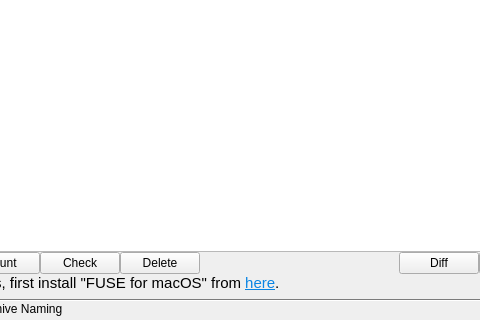
First picture: the form in src/vorta/assets/UI/archivetab.ui, repository borgbase/vorta, before the edit; both pictures show x 140 to 620 and y 194 to 514 of the 799 by 514 pixel window.
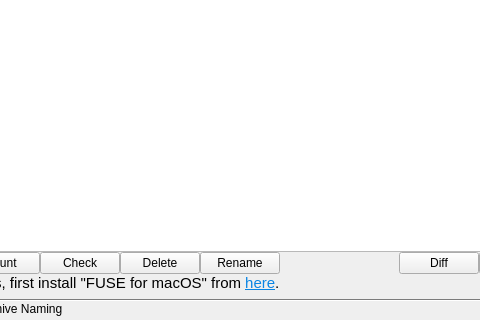
Second picture: the form after the edit.

Commit message: Add rename functionality

Diff of the .ui file:
```diff
--- a/src/vorta/assets/UI/archivetab.ui
+++ b/src/vorta/assets/UI/archivetab.ui
@@ -36,8 +36,8 @@
        <rect>
         <x>0</x>
         <y>0</y>
-        <width>775</width>
-        <height>441</height>
+        <width>781</width>
+        <height>447</height>
        </rect>
       </property>
       <attribute name="label">
@@ -133,6 +133,13 @@
            </property>
           </widget>
          </item>
+         <item>
+          <widget class="QPushButton" name="renameButton">
+           <property name="text">
+            <string>Rename</string>
+           </property>
+          </widget>
+         </item>
          <item>
           <spacer name="horizontalSpacer">
            <property name="orientation">
```
Left out of the diff: 4 changed lines with no effect on the pictures. The commit also changes 2 other files.
